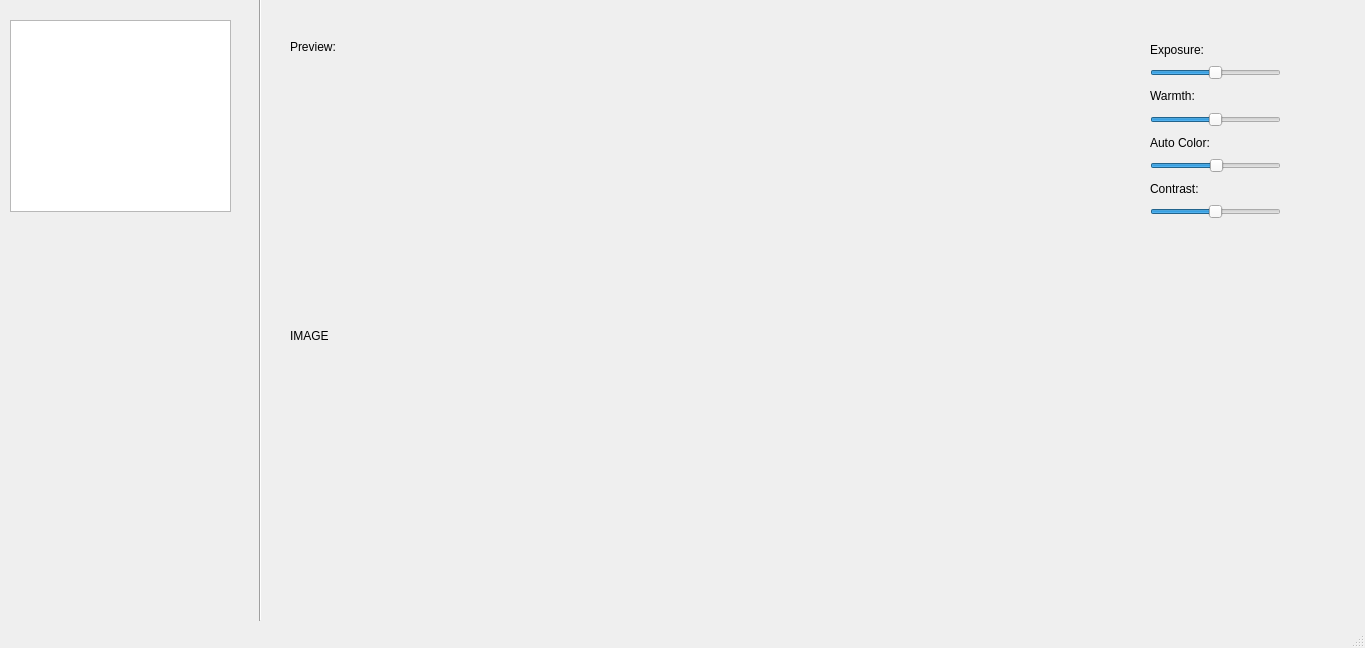
Before: the Qt Designer form phote.ui in MichaelMarkovsky/phote, drawn with Qt 5.
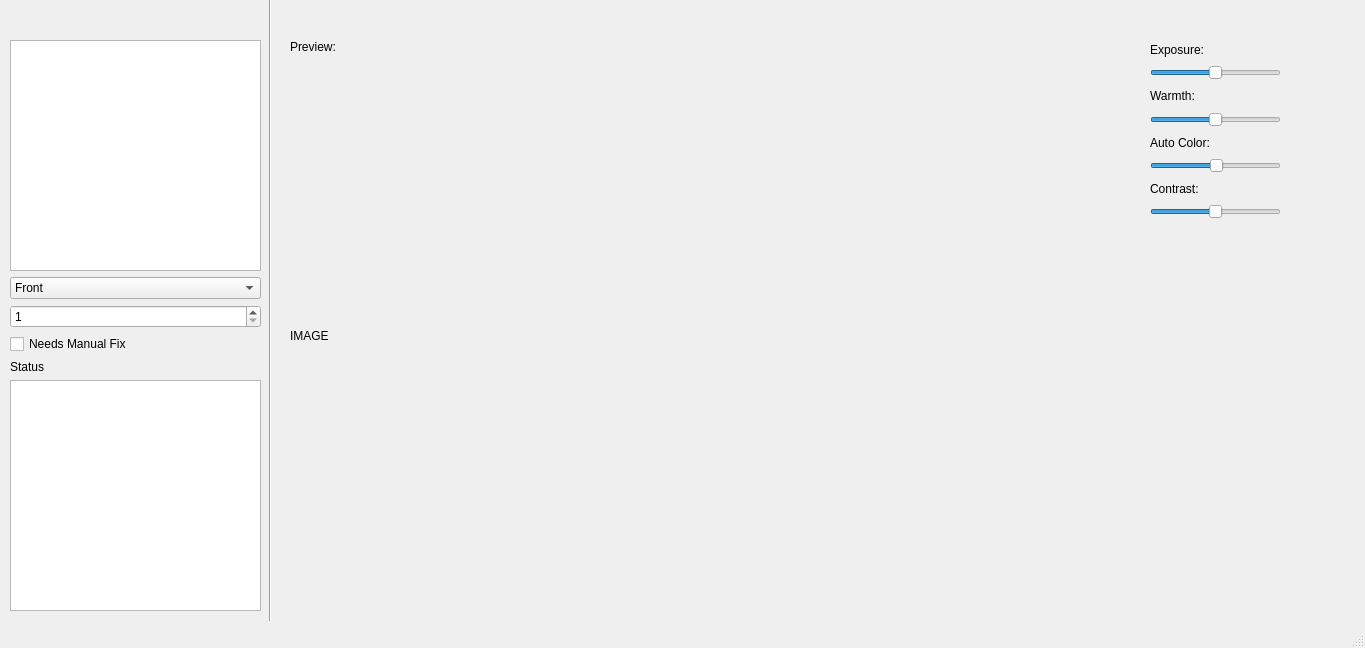
After: the same form once the commit is applied.

Commit message: ADDED: status and sorting of photos

What changed in the file:
```diff
--- a/phote.ui
+++ b/phote.ui
@@ -23,7 +23,7 @@
    <widget class="Line" name="line">
     <property name="geometry">
      <rect>
-      <x>220</x>
+      <x>230</x>
       <y>-20</y>
       <width>81</width>
       <height>641</height>
@@ -33,16 +33,6 @@
      <enum>Qt::Orientation::Vertical</enum>
     </property>
    </widget>
-   <widget class="QListWidget" name="listWidget">
-    <property name="geometry">
-     <rect>
-      <x>10</x>
-      <y>20</y>
-      <width>221</width>
-      <height>192</height>
-     </rect>
-    </property>
-   </widget>
    <widget class="QWidget" name="verticalLayoutWidget">
     <property name="geometry">
      <rect>
@@ -167,6 +157,62 @@
      </item>
     </layout>
    </widget>
+   <widget class="QWidget" name="verticalLayoutWidget_3">
+    <property name="geometry">
+     <rect>
+      <x>10</x>
+      <y>40</y>
+      <width>251</width>
+      <height>571</height>
+     </rect>
+    </property>
+    <layout class="QVBoxLayout" name="verticalLayout_3">
+     <item>
+      <widget class="QListWidget" name="listWidget"/>
+     </item>
+     <item>
+      <widget class="QComboBox" name="sideCombo">
+       <item>
+        <property name="text">
+         <string>Front</string>
+        </property>
+       </item>
+       <item>
+        <property name="text">
+         <string>Back</string>
+        </property>
+       </item>
+      </widget>
+     </item>
+     <item>
+      <widget class="QSpinBox" name="photoSpin">
+       <property name="minimum">
+        <number>1</number>
+       </property>
+       <property name="maximum">
+        <number>999</number>
+       </property>
+      </widget>
+     </item>
+     <item>
+      <widget class="QCheckBox" name="manualCheck">
+       <property name="text">
+        <string>Needs Manual Fix</string>
+       </property>
+      </widget>
+     </item>
+     <item>
+      <widget class="QLabel" name="statusLabel">
+       <property name="text">
+        <string>Status</string>
+       </property>
+      </widget>
+     </item>
+     <item>
+      <widget class="QListWidget" name="photoList"/>
+     </item>
+    </layout>
+   </widget>
   </widget>
   <widget class="QStatusBar" name="statusbar"/>
  </widget>
```
The commit also changes 1 other file.
